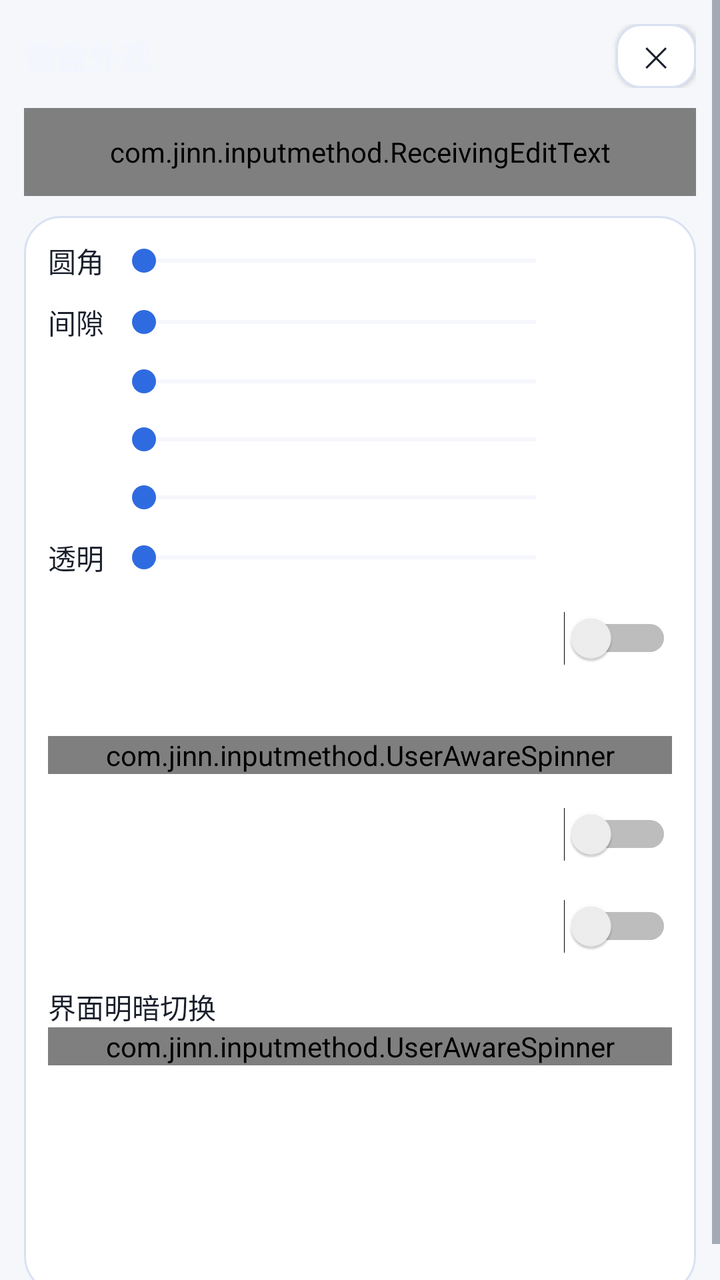
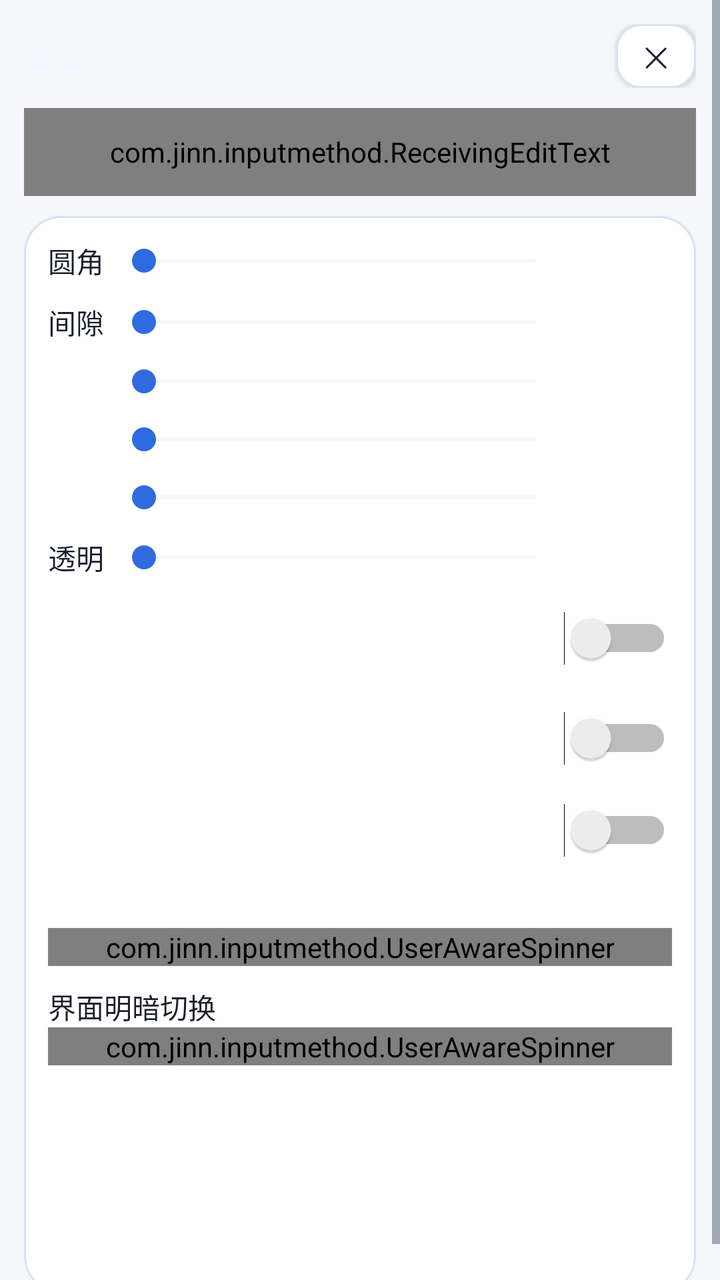

The first picture is an Android layout as it rendered before a commit; the second is the same layout after the commit. The layout source and the unified diff follow.
<!-- AndroidManifest.xml: application theme AppTheme -->
<!-- res/layout/activity_key_appearance.xml -->
<?xml version="1.0" encoding="utf-8"?>
<ScrollView xmlns:android="http://schemas.android.com/apk/res/android"
    android:layout_width="match_parent"
    android:layout_height="match_parent"
    android:fitsSystemWindows="true"
    android:overScrollMode="never">

    <LinearLayout
        android:layout_width="match_parent"
        android:layout_height="wrap_content"
        android:orientation="vertical"
        android:padding="12dp">

        <LinearLayout
            android:layout_width="match_parent"
            android:layout_height="wrap_content"
            android:gravity="center_vertical"
            android:orientation="horizontal">

            <TextView
                android:layout_width="0dp"
                android:layout_height="wrap_content"
                android:layout_weight="1"
                android:text="@string/key_appearance_title"
                android:textColor="@color/key_appearance_fg"
                android:textSize="16sp"
                android:textStyle="bold" />

            <Button
                style="@style/SettingsButton"
                android:id="@+id/btn_key_appearance_close"
                android:layout_width="40dp"
                android:layout_height="32dp"
                android:minWidth="0dp"
                android:paddingStart="0dp"
                android:paddingEnd="0dp"
                android:text="@string/symbol_order_close"
                android:textSize="14sp" />
        </LinearLayout>

        
        <com.jinn.inputmethod.ReceivingEditText
            android:layout_width="match_parent"
            android:layout_height="44dp"
            android:layout_marginTop="10dp"
            android:layout_marginBottom="10dp"
            android:background="@drawable/field_aurora"
            android:hint="@string/settings_ime_test_hint"
            android:importantForAutofill="no"
            android:imeOptions="actionDone"
            android:inputType="text"
            android:maxLines="1"
            android:paddingStart="12dp"
            android:paddingEnd="12dp"
            android:textColor="@color/text_primary"
            android:textColorHint="@color/text_secondary"
            android:textSize="14sp" />

        <LinearLayout
            android:layout_width="match_parent"
            android:layout_height="wrap_content"
            android:background="@drawable/card_aurora"
            android:orientation="vertical"
            android:padding="12dp">

            
            <LinearLayout
                android:layout_width="match_parent"
                android:layout_height="wrap_content"
                android:gravity="center_vertical"
                android:orientation="horizontal">

                <TextView
                    android:id="@+id/label_key_corner"
                    android:layout_width="wrap_content"
                    android:layout_height="wrap_content"
                    android:minWidth="32dp"
                    android:text="@string/key_corner_title"
                    android:textColor="@color/text_primary"
                    android:textSize="14sp" />

                <SeekBar
                    android:id="@+id/seek_key_corner"
                    android:layout_width="0dp"
                    android:layout_height="wrap_content"
                    android:layout_marginStart="0dp"
                    android:layout_weight="1"
                    android:progressBackgroundTint="@color/card_stroke"
                    android:progressTint="@color/accent"
                    android:thumbTint="@color/accent" />

                <TextView
                    android:id="@+id/text_key_corner"
                    android:layout_width="wrap_content"
                    android:layout_height="wrap_content"
                    android:gravity="end"
                    android:minWidth="52dp"
                    android:textColor="@color/accent"
                    android:textSize="13sp" />
            </LinearLayout>

            
            <LinearLayout
                android:layout_width="match_parent"
                android:layout_height="wrap_content"
                android:layout_marginTop="10dp"
                android:gravity="center_vertical"
                android:orientation="horizontal">

                <TextView
                    android:id="@+id/label_key_gap"
                    android:layout_width="wrap_content"
                    android:layout_height="wrap_content"
                    android:minWidth="32dp"
                    android:text="@string/key_gap_title"
                    android:textColor="@color/text_primary"
                    android:textSize="14sp" />

                <SeekBar
                    android:id="@+id/seek_key_gap"
                    android:layout_width="0dp"
                    android:layout_height="wrap_content"
                    android:layout_marginStart="0dp"
                    android:layout_weight="1"
                    android:progressBackgroundTint="@color/card_stroke"
                    android:progressTint="@color/accent"
                    android:thumbTint="@color/accent" />

                <TextView
                    android:id="@+id/text_key_gap"
                    android:layout_width="wrap_content"
                    android:layout_height="wrap_content"
                    android:gravity="end"
                    android:minWidth="52dp"
                    android:textColor="@color/accent"
                    android:textSize="13sp" />
            </LinearLayout>

            
            <LinearLayout
                android:layout_width="match_parent"
                android:layout_height="wrap_content"
                android:layout_marginTop="10dp"
                android:gravity="center_vertical"
                android:orientation="horizontal">

                <TextView
                    android:id="@+id/label_key_height"
                    android:layout_width="wrap_content"
                    android:layout_height="wrap_content"
                    android:minWidth="32dp"
                    android:textColor="@color/text_primary"
                    android:textSize="14sp" />

                <SeekBar
                    android:id="@+id/seek_key_height"
                    android:layout_width="0dp"
                    android:layout_height="wrap_content"
                    android:layout_marginStart="0dp"
                    android:layout_weight="1"
                    android:progressBackgroundTint="@color/card_stroke"
                    android:progressTint="@color/accent"
                    android:thumbTint="@color/accent" />

                <TextView
                    android:id="@+id/text_key_height"
                    android:layout_width="wrap_content"
                    android:layout_height="wrap_content"
                    android:gravity="end"
                    android:minWidth="52dp"
                    android:textColor="@color/accent"
                    android:textSize="13sp" />
            </LinearLayout>

            
            <LinearLayout
                android:layout_width="match_parent"
                android:layout_height="wrap_content"
                android:layout_marginTop="10dp"
                android:gravity="center_vertical"
                android:orientation="horizontal">

                <TextView
                    android:id="@+id/label_candidate_spacing"
                    android:layout_width="wrap_content"
                    android:layout_height="wrap_content"
                    android:minWidth="32dp"
                    android:textColor="@color/text_primary"
                    android:textSize="14sp" />

                <SeekBar
                    android:id="@+id/seek_candidate_spacing"
                    android:layout_width="0dp"
                    android:layout_height="wrap_content"
                    android:layout_marginStart="0dp"
                    android:layout_weight="1"
                    android:progressBackgroundTint="@color/card_stroke"
                    android:progressTint="@color/accent"
                    android:thumbTint="@color/accent" />

                <TextView
                    android:id="@+id/text_candidate_spacing"
                    android:layout_width="wrap_content"
                    android:layout_height="wrap_content"
                    android:gravity="end"
                    android:minWidth="52dp"
                    android:textColor="@color/accent"
                    android:textSize="13sp" />
            </LinearLayout>

            
            <LinearLayout
                android:layout_width="match_parent"
                android:layout_height="wrap_content"
                android:layout_marginTop="10dp"
                android:gravity="center_vertical"
                android:orientation="horizontal">

                <TextView
                    android:id="@+id/label_candidate_text_size"
                    android:layout_width="wrap_content"
                    android:layout_height="wrap_content"
                    android:minWidth="32dp"
                    android:textColor="@color/text_primary"
                    android:textSize="14sp" />

                <SeekBar
                    android:id="@+id/seek_candidate_text_size"
                    android:layout_width="0dp"
                    android:layout_height="wrap_content"
                    android:layout_marginStart="0dp"
                    android:layout_weight="1"
                    android:progressBackgroundTint="@color/card_stroke"
                    android:progressTint="@color/accent"
                    android:thumbTint="@color/accent" />

                <TextView
                    android:id="@+id/text_candidate_text_size"
                    android:layout_width="wrap_content"
                    android:layout_height="wrap_content"
                    android:gravity="end"
                    android:minWidth="52dp"
                    android:textColor="@color/accent"
                    android:textSize="13sp" />
            </LinearLayout>

            
            <LinearLayout
                android:layout_width="match_parent"
                android:layout_height="wrap_content"
                android:layout_marginTop="10dp"
                android:gravity="center_vertical"
                android:orientation="horizontal">

                <TextView
                    android:id="@+id/label_key_transparency"
                    android:layout_width="wrap_content"
                    android:layout_height="wrap_content"
                    android:minWidth="32dp"
                    android:text="@string/key_transparency_title"
                    android:textColor="@color/text_primary"
                    android:textSize="14sp" />

                <SeekBar
                    android:id="@+id/seek_key_transparency"
                    android:layout_width="0dp"
                    android:layout_height="wrap_content"
                    android:layout_marginStart="0dp"
                    android:layout_weight="1"
                    android:progressBackgroundTint="@color/card_stroke"
                    android:progressTint="@color/accent"
                    android:thumbTint="@color/accent" />

                <TextView
                    android:id="@+id/text_key_transparency"
                    android:layout_width="wrap_content"
                    android:layout_height="wrap_content"
                    android:gravity="end"
                    android:minWidth="52dp"
                    android:textColor="@color/accent"
                    android:textSize="13sp" />
            </LinearLayout>

            
            <Switch
                android:id="@+id/switch_letter_uppercase"
                android:layout_width="match_parent"
                android:layout_height="wrap_content"
                android:layout_marginTop="10dp"
                android:minHeight="40dp"
                android:textColor="@color/text_primary"
                android:textSize="14sp" />

            
            <TextView
                android:id="@+id/label_candidate_rows"
                android:layout_width="wrap_content"
                android:layout_height="wrap_content"
                android:layout_marginTop="10dp"
                android:minWidth="32dp"
                android:textColor="@color/text_primary"
                android:textSize="14sp" />

            <com.jinn.inputmethod.UserAwareSpinner
                android:id="@+id/spinner_candidate_rows"
                android:layout_width="match_parent"
                android:layout_height="wrap_content"
                android:spinnerMode="dropdown" />

            <Switch
                android:id="@+id/switch_key_hint"
                android:layout_width="match_parent"
                android:layout_height="wrap_content"
                android:layout_marginTop="10dp"
                android:minHeight="40dp"
                android:textColor="@color/text_primary"
                android:textSize="14sp" />

            <Switch
                android:id="@+id/switch_pinyin_quanpin"
                android:layout_width="match_parent"
                android:layout_height="wrap_content"
                android:layout_marginTop="6dp"
                android:minHeight="40dp"
                android:textColor="@color/text_primary"
                android:textSize="14sp" />

            <TextView
                android:id="@+id/label_theme_mode"
                android:layout_width="wrap_content"
                android:layout_height="wrap_content"
                android:layout_marginTop="10dp"
                android:minWidth="32dp"
                android:text="@string/theme_card_title"
                android:textColor="@color/text_primary"
                android:textSize="14sp" />

            <com.jinn.inputmethod.UserAwareSpinner
                android:id="@+id/spinner_theme"
                android:layout_width="match_parent"
                android:layout_height="wrap_content"
                android:spinnerMode="dropdown" />

            <LinearLayout
                android:id="@+id/row_theme_schedule"
                android:layout_width="match_parent"
                android:layout_height="wrap_content"
                android:layout_marginTop="6dp"
                android:orientation="horizontal"
                android:visibility="gone">

                <Button
                    style="@style/SettingsButton"
                    android:id="@+id/btn_theme_light_at"
                    android:layout_width="0dp"
                    android:layout_height="wrap_content"
                    android:layout_weight="1"
                    android:minWidth="0dp" />

                <Button
                    style="@style/SettingsButton"
                    android:id="@+id/btn_theme_dark_at"
                    android:layout_width="0dp"
                    android:layout_height="wrap_content"
                    android:layout_marginStart="8dp"
                    android:layout_weight="1"
                    android:minWidth="0dp" />
            </LinearLayout>
            
            <TextView
                android:id="@+id/text_skin_light_title"
                android:layout_width="match_parent"
                android:layout_height="wrap_content"
                android:layout_marginTop="12dp"
                android:autoSizeMaxTextSize="13sp"
                android:autoSizeMinTextSize="9sp"
                android:autoSizeTextType="uniform"
                android:maxLines="1"
                android:textColor="@color/text_primary"
                android:textSize="13sp" />

            <TextView
                android:id="@+id/text_skin_light_desc"
                android:layout_width="match_parent"
                android:layout_height="wrap_content"
                android:paddingStart="4dp"
                android:paddingEnd="4dp"
                android:textColor="@color/text_primary"
                android:textSize="12sp" />

            <LinearLayout
                android:id="@+id/skin_row_light"
                android:layout_width="match_parent"
                android:layout_height="wrap_content"
                android:layout_marginTop="6dp"
                android:orientation="vertical" />

            <TextView
                android:id="@+id/text_skin_dark_title"
                android:layout_width="match_parent"
                android:layout_height="wrap_content"
                android:layout_marginTop="10dp"
                android:autoSizeMaxTextSize="13sp"
                android:autoSizeMinTextSize="9sp"
                android:autoSizeTextType="uniform"
                android:maxLines="1"
                android:textColor="@color/text_primary"
                android:textSize="13sp" />

            <TextView
                android:id="@+id/text_skin_dark_desc"
                android:layout_width="match_parent"
                android:layout_height="wrap_content"
                android:paddingStart="4dp"
                android:paddingEnd="4dp"
                android:textColor="@color/text_primary"
                android:textSize="12sp" />

            <LinearLayout
                android:id="@+id/skin_row_dark"
                android:layout_width="match_parent"
                android:layout_height="wrap_content"
                android:layout_marginTop="6dp"
                android:orientation="vertical" />

        </LinearLayout>
    </LinearLayout>
</ScrollView>
<!-- resources referenced by this layout -->
<resources>
  <color name="accent">#2F6BE0</color>
  <color name="card_stroke">#D9E1F2</color>
  <color name="key_appearance_fg">#F3F6FF</color>
  <color name="text_primary">#1A1F2B</color>
  <color name="text_secondary">#5A6474</color>
  <!-- drawable card_aurora (drawable) -->
  <?xml version="1.0" encoding="utf-8"?>
  <shape xmlns:android="http://schemas.android.com/apk/res/android"
      android:shape="rectangle">
      <solid android:color="@color/card_bg" />
      <corners android:radius="18dp" />
      <stroke
          android:width="1dp"
          android:color="@color/card_stroke" />
  </shape>
  <!-- drawable field_aurora (drawable) -->
  <?xml version="1.0" encoding="utf-8"?>
  <selector xmlns:android="http://schemas.android.com/apk/res/android">
      <item android:state_focused="true">
          <shape android:shape="rectangle">
              <solid android:color="@color/field_bg" />
              <corners android:radius="12dp" />
              <stroke
                  android:width="1.5dp"
                  android:color="@color/aurora_cyan" />
          </shape>
      </item>
      <item>
          <shape android:shape="rectangle">
              <solid android:color="@color/field_bg" />
              <corners android:radius="12dp" />
              <stroke
                  android:width="1dp"
                  android:color="@color/card_stroke" />
          </shape>
      </item>
  </selector>
  <string name="key_appearance_title">键盘外观</string>
  <string name="key_corner_title">圆角</string>
  <string name="key_gap_title">间隙</string>
  <string name="key_transparency_title">透明</string>
  <string name="settings_ime_test_hint">点这里唤起键盘</string>
  <string name="symbol_order_close">✕</string>
  <string name="theme_card_title">界面明暗切换</string>
  <style name="SettingsButton">
          <item name="android:layout_width">match_parent</item>
          <item name="android:layout_height">40dp</item>
          <item name="android:background">@drawable/btn_aurora_secondary</item>
          <item name="android:textColor">@color/text_primary</item>
          <item name="android:textSize">13sp</item>
          <item name="android:gravity">center</item>
      </style>
  <color name="card_bg">#FFFFFF</color>
  <color name="field_bg">#F1F4FC</color>
  <color name="aurora_cyan">#0A7A90</color>
  <!-- drawable btn_aurora_secondary (drawable) -->
  <?xml version="1.0" encoding="utf-8"?>
  <ripple xmlns:android="http://schemas.android.com/apk/res/android"
      android:color="@color/ripple_on_surface">
      <item>
          <shape android:shape="rectangle">
              <solid android:color="@color/btn_secondary_bg" />
              <corners android:radius="12dp" />
              <stroke
                  android:width="1dp"
                  android:color="@color/card_stroke" />
          </shape>
      </item>
  </ripple>
  <color name="app_bg">#F5F7FB</color>
  <color name="nav_bar">#1A1F2B</color>
  <style name="AppDialogTheme" parent="@android:style/Theme.Material.Light.Dialog.Alert">
          <item name="android:colorAccent">@color/accent</item>
          <item name="android:colorBackground">@color/app_bg</item>
          <item name="android:textColorPrimary">@color/text_primary</item>
          <item name="android:textColorSecondary">@color/text_secondary</item>
      </style>
  <color name="ripple_on_surface">#1A000000</color>
  <color name="btn_secondary_bg">#FFFFFF</color>
  <!-- unchanged entries left out for length: 1 -->
</resources>

<!-- the commit's change to res/layout/activity_key_appearance.xml (unified diff, before → after) -->
@@ -292,6 +292,24 @@
                 android:textSize="14sp" />
 
             
+            <Switch
+                android:id="@+id/switch_key_hint"
+                android:layout_width="match_parent"
+                android:layout_height="wrap_content"
+                android:layout_marginTop="10dp"
+                android:minHeight="40dp"
+                android:textColor="@color/text_primary"
+                android:textSize="14sp" />
+
+            <Switch
+                android:id="@+id/switch_pinyin_quanpin"
+                android:layout_width="match_parent"
+                android:layout_height="wrap_content"
+                android:layout_marginTop="6dp"
+                android:minHeight="40dp"
+                android:textColor="@color/text_primary"
+                android:textSize="14sp" />
+
             <TextView
                 android:id="@+id/label_candidate_rows"
                 android:layout_width="wrap_content"
@@ -306,24 +324,6 @@
                 android:layout_width="match_parent"
                 android:layout_height="wrap_content"
                 android:spinnerMode="dropdown" />
-
-            <Switch
-                android:id="@+id/switch_key_hint"
-                android:layout_width="match_parent"
-                android:layout_height="wrap_content"
-                android:layout_marginTop="10dp"
-                android:minHeight="40dp"
-                android:textColor="@color/text_primary"
-                android:textSize="14sp" />
-
-            <Switch
-                android:id="@+id/switch_pinyin_quanpin"
-                android:layout_width="match_parent"
-                android:layout_height="wrap_content"
-                android:layout_marginTop="6dp"
-                android:minHeight="40dp"
-                android:textColor="@color/text_primary"
-                android:textSize="14sp" />
 
             <TextView
                 android:id="@+id/label_theme_mode"
